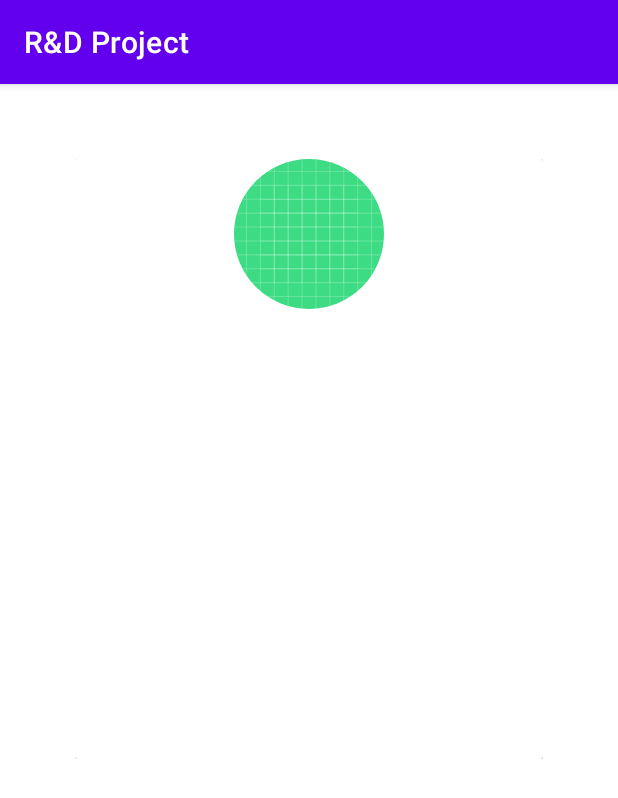
After one commit to madeby0203/GoSwipe, an Android app: the fragment ResultsFragment placed in its activity, on a phone screen of 412 x 824 dp. The commit adds this screen. Shown: the top 798 px of the screen. Run offline under Robolectric (Android 15) with nearby library versions, the phone set to English and light mode, and no system bars; our stand-ins replace CircleImageView.

Commit message:
Results fragment and resultsAdapter created

```diff
--- a/app/build.gradle
+++ b/app/build.gradle
@@ -47,4 +47,6 @@ dependencies {
 
     implementation 'org.java-websocket:Java-WebSocket:1.5.1'
     implementation 'org.greenrobot:eventbus:3.2.0'
+
+    implementation 'de.hdodenhof:circleimageview:3.1.0'
 }
--- /dev/null
+++ b/app/src/main/java/rd/project/adapters/ResultAdapter.java
@@ -0,0 +1,42 @@
+package rd.project.adapters;
+
+import android.view.LayoutInflater;
+import android.view.View;
+import android.view.ViewGroup;
+import androidx.annotation.NonNull;
+import androidx.recyclerview.widget.RecyclerView;
+import de.hdodenhof.circleimageview.CircleImageView;
+import rd.project.R;
+
+public class ResultAdapter extends RecyclerView.Adapter<ResultAdapter.resultHolder> {
+    public ResultAdapter(int[] a) {
+        this.a = a;
+    }
+
+    int a[];
+
+
+    @NonNull
+    @Override
+    public resultHolder onCreateViewHolder(@NonNull ViewGroup parent, int viewType) {
+        return new resultHolder(LayoutInflater.from(parent.getContext()).inflate(R.layout.slider_item, parent,false));
+    }
+
+    @Override
+    public void onBindViewHolder(@NonNull resultHolder holder, int position) {
+            holder.resultView.setImageResource(a[position]);
+    }
+
+    @Override
+    public int getItemCount() {
+        return a.length;
+    }
+
+    public class resultHolder extends RecyclerView.ViewHolder{
+        CircleImageView resultView;
+        public resultHolder (@NonNull View itemView){
+            super(itemView);
+            resultView = itemView.findViewById(R.id.imageSlider);
+        }
+    }
+}
--- /dev/null
+++ b/app/src/main/java/rd/project/fragments/ResultsFragment.java
@@ -0,0 +1,49 @@
+package rd.project.fragments;
+
+import android.os.Bundle;
+import android.view.View;
+import androidx.annotation.NonNull;
+import androidx.appcompat.app.AppCompatActivity;
+import androidx.fragment.app.Fragment;
+import androidx.viewpager2.widget.CompositePageTransformer;
+import androidx.viewpager2.widget.ViewPager2;
+import rd.project.R;
+import rd.project.adapters.ResultAdapter;
+
+public class ResultsFragment extends Fragment {
+
+    public ResultsFragment(){
+        super(R.layout.fragment_results);
+    }
+    ResultAdapter resultAdapter;
+    ViewPager2 pager;
+    int[] list;
+    @Override
+    public void onViewCreated(@NonNull View view, Bundle savedInstanceState) {
+        super.onCreate(savedInstanceState);;
+
+        pager = view.findViewById(R.id.sliderMenu);
+        list = new int[5];
+        list[0] = R.drawable.ic_launcher_background;
+        list[1] = R.drawable.ic_launcher_background;
+
+        resultAdapter = new ResultAdapter(list);
+        pager.setAdapter(resultAdapter);
+
+        pager.setClipToPadding(false);
+        pager.setClipToPadding(false);
+        pager.setOffscreenPageLimit(3);
+
+        CompositePageTransformer transformer = new CompositePageTransformer();
+        transformer.addTransformer(new ViewPager2.PageTransformer() {
+            @Override
+            public void transformPage(@NonNull View page, float position) {
+                float a = 1 - Math.abs(position);
+
+            }
+        });
+
+        pager.setPageTransformer(transformer);
+    }
+
+}
--- a/app/src/main/res/layout/fragment_menu.xml
+++ b/app/src/main/res/layout/fragment_menu.xml
@@ -41,4 +41,9 @@
             android:textColor="@android:color/primary_text_light" app:layout_constraintTop_toTopOf="parent"
             android:id="@+id/textView2" app:layout_constraintBottom_toTopOf="@+id/hostButton"
             app:layout_constraintEnd_toEndOf="parent" app:layout_constraintStart_toStartOf="parent"/>
+    <Button
+            android:text="temp to results"
+            android:layout_width="wrap_content"
+            android:layout_height="wrap_content" android:id="@+id/toResults" tools:layout_editor_absoluteY="27dp"
+            tools:layout_editor_absoluteX="34dp"/>
 </androidx.constraintlayout.widget.ConstraintLayout>
--- /dev/null
+++ b/app/src/main/res/layout/fragment_results.xml
@@ -0,0 +1,13 @@
+<?xml version="1.0" encoding="utf-8"?>
+<RelativeLayout xmlns:android="http://schemas.android.com/apk/res/android"
+                android:layout_width="match_parent"
+                android:layout_height="match_parent"
+                android:background="@color/white"
+>
+    <androidx.viewpager2.widget.ViewPager2 android:layout_width="match_parent"
+                                           android:layout_height="500dp"
+                                           android:padding="50dp"
+                                           android:id="@+id/sliderMenu"
+    />
+
+</RelativeLayout>
--- /dev/null
+++ b/app/src/main/res/layout/slider_item.xml
@@ -0,0 +1,19 @@
+<?xml version="1.0" encoding="utf-8"?>
+<androidx.cardview.widget.CardView xmlns:android="http://schemas.android.com/apk/res/android"
+                                   android:layout_width="match_parent"
+                                   android:layout_height="match_parent"
+                                   android:background="@color/white"
+>
+    <RelativeLayout android:layout_width="match_parent" android:layout_height="match_parent">
+
+        <de.hdodenhof.circleimageview.CircleImageView android:layout_width="100dp"
+                                                      android:layout_height="100dp"
+                                                      android:id="@+id/imageSlider"
+                                                      android:layout_centerHorizontal="true"
+        />
+
+                    </RelativeLayout>
+
+
+
+</androidx.cardview.widget.CardView>
--- a/app/src/main/res/values/strings.xml
+++ b/app/src/main/res/values/strings.xml
@@ -4,4 +4,5 @@
     <string name="username_preference">username</string>
     <string name="welcome_message">Hello %s!</string>
     <string name="name_empty_error">Please enter a name.</string>
+    <string name="what_genre">What genre?</string>
 </resources>
```
Also changed, not shown: app/src/main/java/rd/project/fragments/LobbyFragment.java (+12 -2 lines), app/src/main/java/rd/project/fragments/MenuFragment.java (+11 -0 lines), app/src/main/res/layout/fragment_lobby.xml (+31 -9 lines), app/src/main/res/layout/popup_menu.xml (added, +11 -0 lines).
